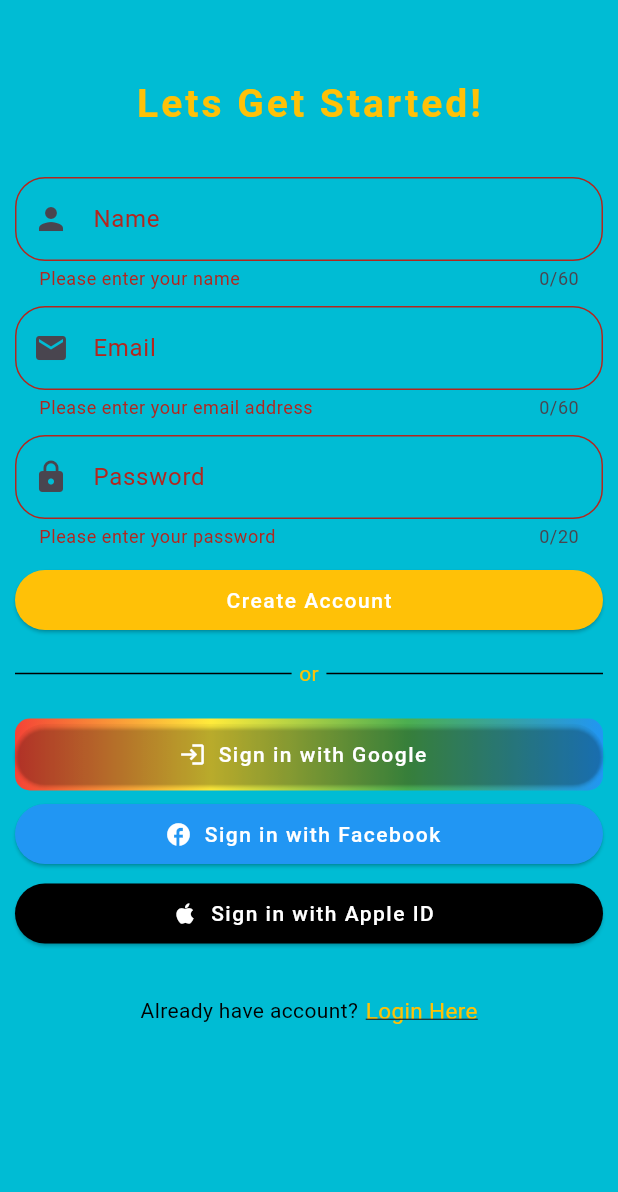
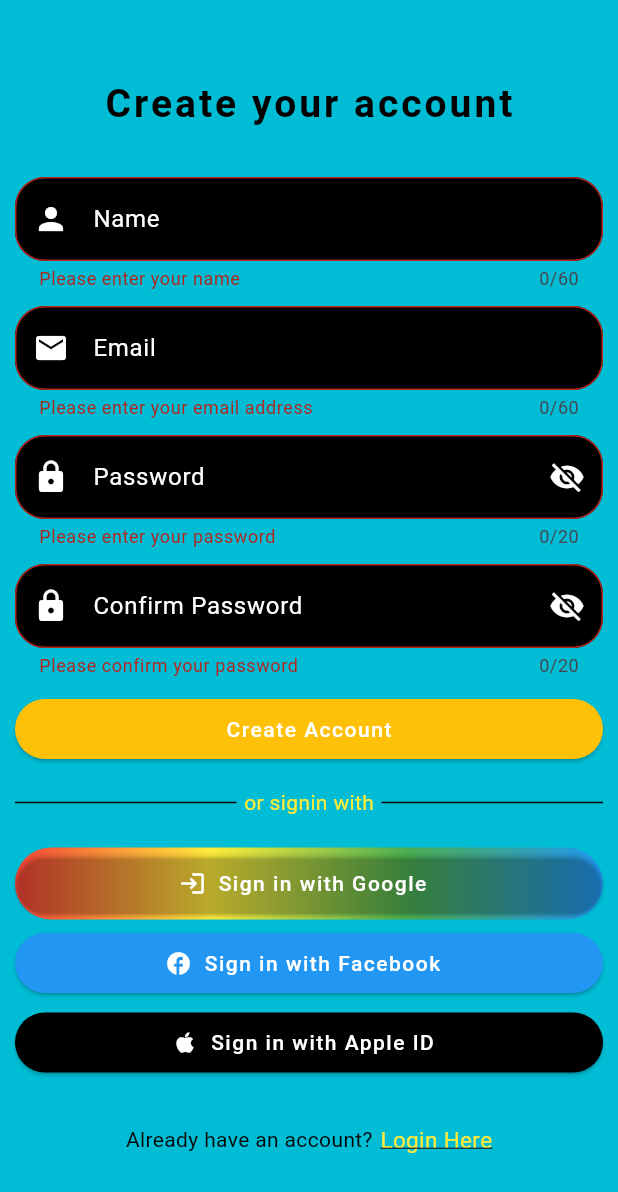
Before and after one commit to JRafael24/wawafill, a Flutter app: the Signup screen opened by its route, after a tap on "Create Account", on a phone screen of 412 x 824 dp. Shown: the top 1192 px of the screen. Run offline on Flutter 3.47's test engine with Material 3 defaults, Android fonts, the phone set to English and light mode, and no system bars; our stand-ins replace flutter_spinkit.

Commit message:
add visibility on signup

```diff
--- a/lib/pages/signup.dart
+++ b/lib/pages/signup.dart
@@ -16,26 +16,29 @@ class _SignupState extends State<Signup> {
   String name = '';
   String email = '';
   String password = '';
+  bool _obscure = true;
+  IconData _obscureIcon = Icons.visibility_off;
+  String confirmPassword = '';
 
-  createAccount(User user) async{
+  createAccount(User user) async {
     final response = await http.post(
       Uri.parse('http://10.0.2.2:8080/api/v1/auth/register/user'),
       headers: <String, String>{
-        'Content-Type' : 'application/json; charset=UTF-8',
+        'Content-Type': 'application/json; charset=UTF-8',
       },
       body: jsonEncode(<String, dynamic>{
-        'username' : user.username,
-        'email' : user.email,
-        'password' : user.password,
+        'username': user.username,
+        'email': user.email,
+        'password': user.password,
       }),
     );
     print(response.body);
   }
 
-
   @override
   Widget build(BuildContext context) {
     return Scaffold(
+      resizeToAvoidBottomInset: false,
       backgroundColor: Colors.cyan,
       body: SafeArea(
         child: Padding(
@@ -45,58 +48,65 @@ class _SignupState extends State<Signup> {
             children: <Widget>[
               Center(
                 child: Text(
-                  'Lets Get Started!',
+                  'Create your account',
                   style: TextStyle(
                     fontWeight: FontWeight.w700,
                     letterSpacing: 2.0,
                     fontSize: 26.0,
-                    color: Colors.amber,
-                    height:3.0,
-
+                    color: Colors.black,
+                    height: 3.0,
                   ),
                 ),
               ),
-              SizedBox(height: 10.0,),
+              SizedBox(height: 10.0),
               Form(
                 key: formKey,
                 child: Column(
                   crossAxisAlignment: CrossAxisAlignment.stretch,
                   children: <Widget>[
                     TextFormField(
+                      style: TextStyle(color: Colors.white),
                       maxLength: 60,
                       decoration: InputDecoration(
-                        label: Text('Name'),
+                        labelText: 'Name',
+                        labelStyle:  TextStyle(color: Colors.white),
                         border: OutlineInputBorder(
-                          borderRadius: BorderRadius.circular(20.0)
+                            borderRadius: BorderRadius.circular(20.0),
+                        borderSide: BorderSide(color: Colors.black),
                         ),
-                        prefixIcon: Icon(Icons.person),
+                        prefixIcon: Icon(Icons.person, color: Colors.white,),
+                        filled: true,
+                          fillColor: Colors.black,
                       ),
-                      validator: (value){
-                        if(value == null || value.isEmpty){
+                      validator: (value) {
+                        if (value == null || value.isEmpty) {
                           return 'Please enter your name';
                         }
-                        if(value.length < 2){
-                          return 'Name Should be atleast 3 letters long';
+                        if (value.length < 2) {
+                          return 'Name should be at least 3 letters long';
                         }
                         return null;
                       },
-                      onSaved: (value){
+                      onSaved: (value) {
                         name = value!;
                       },
                     ),
-                    SizedBox(height: 10.0,),
+                    SizedBox(height: 10.0),
                     TextFormField(
+                      style: TextStyle(color: Colors.white),
                       keyboardType: TextInputType.emailAddress,
                       maxLength: 60,
                       decoration: InputDecoration(
-                        label: Text('Email'),
+                        labelText: 'Email',
+                        labelStyle: TextStyle(color: Colors.white),
                         border: OutlineInputBorder(
-                            borderRadius: BorderRadius.circular(20.0)
+                            borderRadius: BorderRadius.circular(20.0)),
+                        prefixIcon: Icon(Icons.email, color: Colors.white,),
+                        filled: true,
+                        fillColor: Colors.black,
                       ),
-                        prefixIcon: Icon(Icons.email),
-                      ),
-                      validator: (value){
-                        if(value == null || value.isEmpty){
+                      validator: (value) {
+                        if (value == null || value.isEmpty) {
                           return 'Please enter your email address';
                         }
                         final emailRegExp = RegExp(
@@ -106,89 +116,165 @@ class _SignupState extends State<Signup> {
                         }
                         return null;
                       },
-                      onSaved: (value){
+                      onSaved: (value) {
                         email = value!;
                       },
                     ),
-                    SizedBox(height: 10.0,),
+                    SizedBox(height: 10.0),
                     TextFormField(
-                      obscureText: true,
+                      style: TextStyle(color: Colors.white),
+                      enableInteractiveSelection: false,
+                      obscureText: _obscure,
                       maxLength: 20,
                       decoration: InputDecoration(
-                        label: Text('Password'),
+                        labelText: 'Password',
+                        labelStyle: TextStyle(color: Colors.white),
                         border: OutlineInputBorder(
-                            borderRadius: BorderRadius.circular(20.0)
+                            borderRadius: BorderRadius.circular(20.0)),
+                        prefixIcon: Icon(Icons.lock, color: Colors.white,),
+                        suffixIcon: IconButton(
+                          icon: Icon(_obscureIcon, color: Colors.white,),
+                          onPressed: (){
+                            setState(() {
+                              _obscure = !_obscure;
+                              if(_obscure){
+                                _obscureIcon = Icons.visibility_off;
+                              }else{
+                                _obscureIcon = Icons.visibility;
+                              }
+                            });
+                          },
                         ),
-                        prefixIcon: Icon(Icons.lock),
+                        filled: true,
+                        fillColor: Colors.black,
                       ),
-                      validator: (value){
-                        if(value == null || value.isEmpty){
+                      validator: (value) {
+                        if (value == null || value.isEmpty) {
                           return 'Please enter your password';
                         }
-                        if(value.length < 8){
+                        if (value.length < 8) {
                           return 'Password must be 8 or more characters';
                         }
-                        if(value.length >20){
+                        if (value.length > 20) {
                           return 'Password must be 20 characters long only';
+                        }
+                        final passwordRegExp = RegExp(
+                            r'^(?=.*?[A-Z])(?=.*?[a-z])(?=.*?[0-9])(?=.*?[!@#$&*]).{8,}$');
+                        if (!passwordRegExp.hasMatch(value)) {
+                          return 'Password must contain at least one uppercase letter, '
+                              'one lowercase letter, one digit, and one special character.';
                         }
                         return null;
                       },
-                      onSaved: (value){
+                      onSaved: (value) {
                         password = value!;
                       },
                     ),
-                    SizedBox(height: 10.0,),
+                    SizedBox(height: 10.0),
+                    TextFormField(
+                      style: TextStyle(color: Colors.white),
+                      enableInteractiveSelection: false,
+                      obscureText: _obscure,
+                      maxLength: 20,
+                      decoration: InputDecoration(
+                        labelText: 'Confirm Password',
+                        labelStyle: TextStyle(color: Colors.white),
+                        border: OutlineInputBorder(
+                            borderRadius: BorderRadius.circular(20.0)),
+                        prefixIcon: Icon(Icons.lock, color: Colors.white,),
+                        suffixIcon: IconButton(
+                          icon: Icon(_obscureIcon, color: Colors.white,),
+                          onPressed: (){
+                            setState(() {
+                              _obscure = !_obscure;
+                              if(_obscure){
+                                _obscureIcon = Icons.visibility_off;
+                              }else{
+                                _obscureIcon = Icons.visibility;
+                              }
+                            });
+                          },
+                        ),
+                        filled: true,
+                        fillColor: Colors.black,
+                      ),
+                      validator: (value) {
+                        if (value == null || value.isEmpty) {
+                          return 'Please confirm your password';
+                        }
+                        if (value != password) {
+                          return 'Passwords do not match';
+                        }
+                        return null;
+                      },
+                      onSaved: (value) {
+                        confirmPassword = value!;
+                      },
+                    ),
+                    SizedBox(height: 10.0),
                     ElevatedButton(
-                        onPressed: (){
-                          if(formKey.currentState!.validate()){
+                      onPressed: () {
+                        if (formKey.currentState!.validate()) {
                           formKey.currentState!.save();
-                           User user = User(username: name, email: email, password: password);
+                          User user = User(
+                              username: name, email: email, password: password);
                           createAccount(user);
                           Navigator.pushReplacementNamed(context, '/login');
                         }
                       },
-                        child: Text('Create Account',
+                      child: Text(
+                        'Create Account',
                         style: TextStyle(
                           letterSpacing: 1.0,
-
-                        ),),
+                        ),
+                      ),
                       style: ElevatedButton.styleFrom(
                         backgroundColor: Colors.amber,
                         foregroundColor: Colors.white,
                       ),
                     ),
-
                     Row(
                       children: <Widget>[
-                        Expanded(child: Divider(
+                        Expanded(
+                          child: Divider(
                             color: Colors.black,
                             height: 50,
-                        ),),
-                        SizedBox(width: 5.0,),
-                        Text("or", style: TextStyle(color: Colors.amber),),
-                        SizedBox(width: 5.0,),
-                        Expanded(child: Divider(
+                          ),
+                        ),
+                        SizedBox(width: 5.0),
+                        Text(
+                          'or signin with',
+                          style: TextStyle(color: Colors.yellow),
+                        ),
+                        SizedBox(width: 5.0),
+                        Expanded(
+                          child: Divider(
                             color: Colors.black,
                             height: 50,
-                        ))
+                          ),
+                        ),
                       ],
                     ),
 
                     SizedBox(height: 5.0),
                     Container(
-                      width: double.infinity, // Match the width of the parent
+                      width: double.infinity,
                       decoration: BoxDecoration(
                         gradient: LinearGradient(
-                          colors: [Colors.red, Colors.yellow, Colors.green, Colors.blue], // Gradient colors
+                          colors: [
+                            Colors.red,
+                            Colors.yellow,
+                            Colors.green,
+                            Colors.blue
+                          ],
                         ),
-                        borderRadius: BorderRadius.circular(10), // Optional: add border radius
+                        borderRadius: BorderRadius.circular(50),
                       ),
                       child: ElevatedButton.icon(
                         onPressed: () {
-                          // Placeholder for Google Sign-In
                           print('Sign in with Google button pressed');
                         },
-                        icon: Icon(Icons.login), // Icon for Google Sign-In
+                        icon: Icon(Icons.login),
                         label: Text(
                           'Sign in with Google',
                           style: TextStyle(
@@ -196,8 +282,8 @@ class _SignupState extends State<Signup> {
                           ),
                         ),
                         style: ElevatedButton.styleFrom(
-                          backgroundColor: Colors.transparent, // Make button background transparent
-                          foregroundColor: Colors.white, // Text color
+                          backgroundColor: Colors.transparent,
+                          foregroundColor: Colors.white,
                         ),
                       ),
                     ),
@@ -205,10 +291,9 @@ class _SignupState extends State<Signup> {
                     SizedBox(height: 5.0),
                     ElevatedButton.icon(
                       onPressed: () {
-                        // Placeholder for Facebook Sign-In
                         print('Sign in with Facebook button pressed');
                       },
-                      icon: Icon(Icons.facebook), // Icon for Facebook Sign-In
+                      icon: Icon(Icons.facebook),
                       label: Text(
                         'Sign in with Facebook',
                         style: TextStyle(
@@ -220,13 +305,13 @@ class _SignupState extends State<Signup> {
                         foregroundColor: Colors.white,
                       ),
                     ),
+
                     SizedBox(height: 5.0),
                     ElevatedButton.icon(
                       onPressed: () {
-                        // Placeholder for Apple Sign-In
                         print('Sign in with Apple ID button pressed');
                       },
-                      icon: Icon(Icons.apple), // Icon for Apple Sign-In
+                      icon: Icon(Icons.apple),
                       label: Text(
                         'Sign in with Apple ID',
                         style: TextStyle(
@@ -239,27 +324,28 @@ class _SignupState extends State<Signup> {
                       ),
                     ),
 
-                    SizedBox(height: 30.0,),
+                    SizedBox(height: 30.0),
                     Row(
                       mainAxisAlignment: MainAxisAlignment.center,
                       children: <Widget>[
                         Text(
-                          'Already have account?',
+                          'Already have an account?',
                           style: TextStyle(
                             color: Colors.black,
                           ),
                         ),
-                        SizedBox(width: 5.0,),
+                        SizedBox(width: 5.0),
                         InkWell(
                           child: Text(
                             'Login Here',
                             style: TextStyle(
-                              color: Colors.amber,
+                              color: Colors.yellow,
                               decoration: TextDecoration.underline,
-                              fontSize:15.0,
+                              fontSize: 15.0,
                             ),
                           ),
-                          onTap: ()=> Navigator.popAndPushNamed(context, '/login'),
+                          onTap: () =>
+                              Navigator.popAndPushNamed(context, '/login'),
                         ),
                       ],
                     ),
```
Lines whose indentation alone changed are shown as unchanged.
